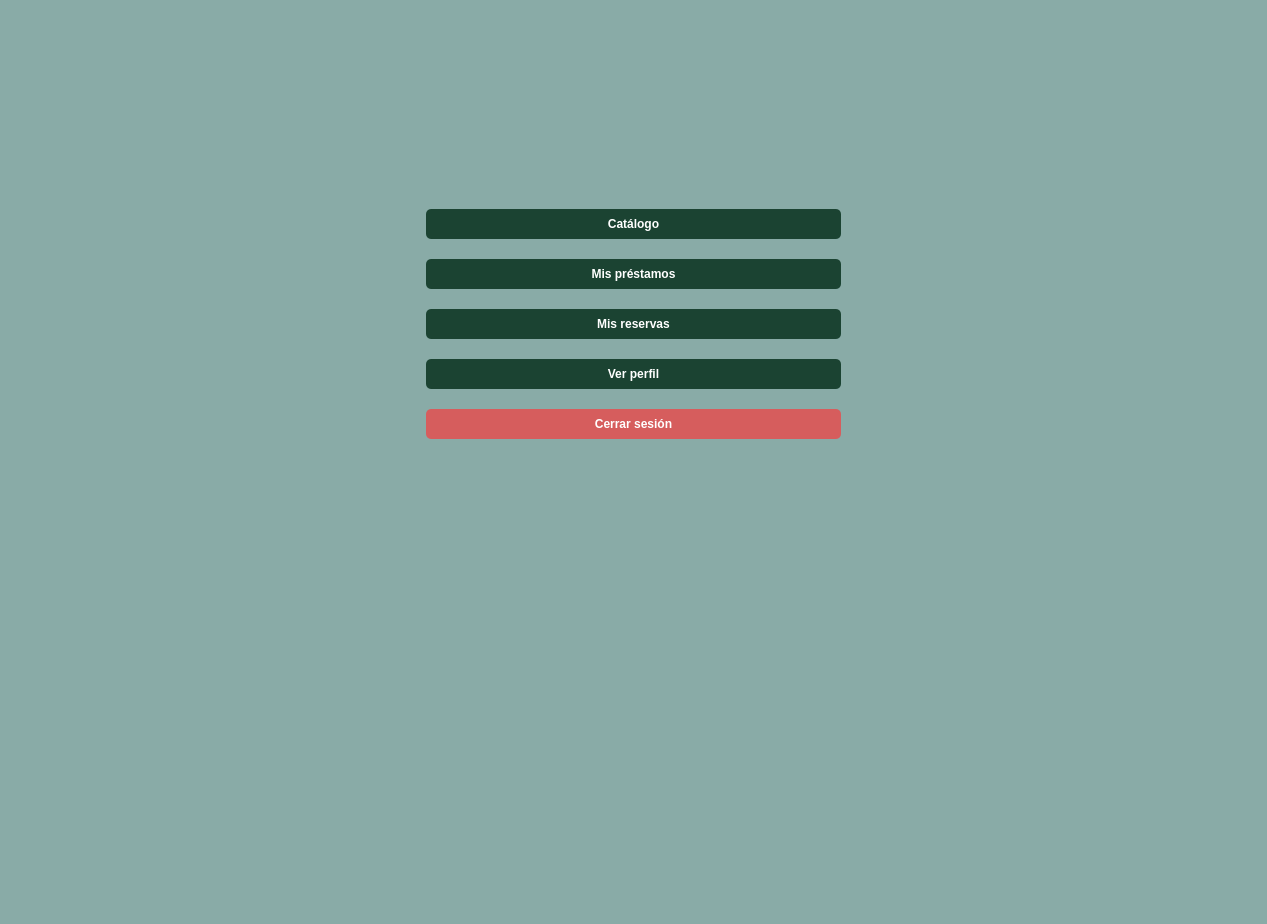
This is src/vista/Ui/VistaEstudiante.ui in ivantm1/proyecto-software as Qt 5 draws it before an edit. The edited form follows.
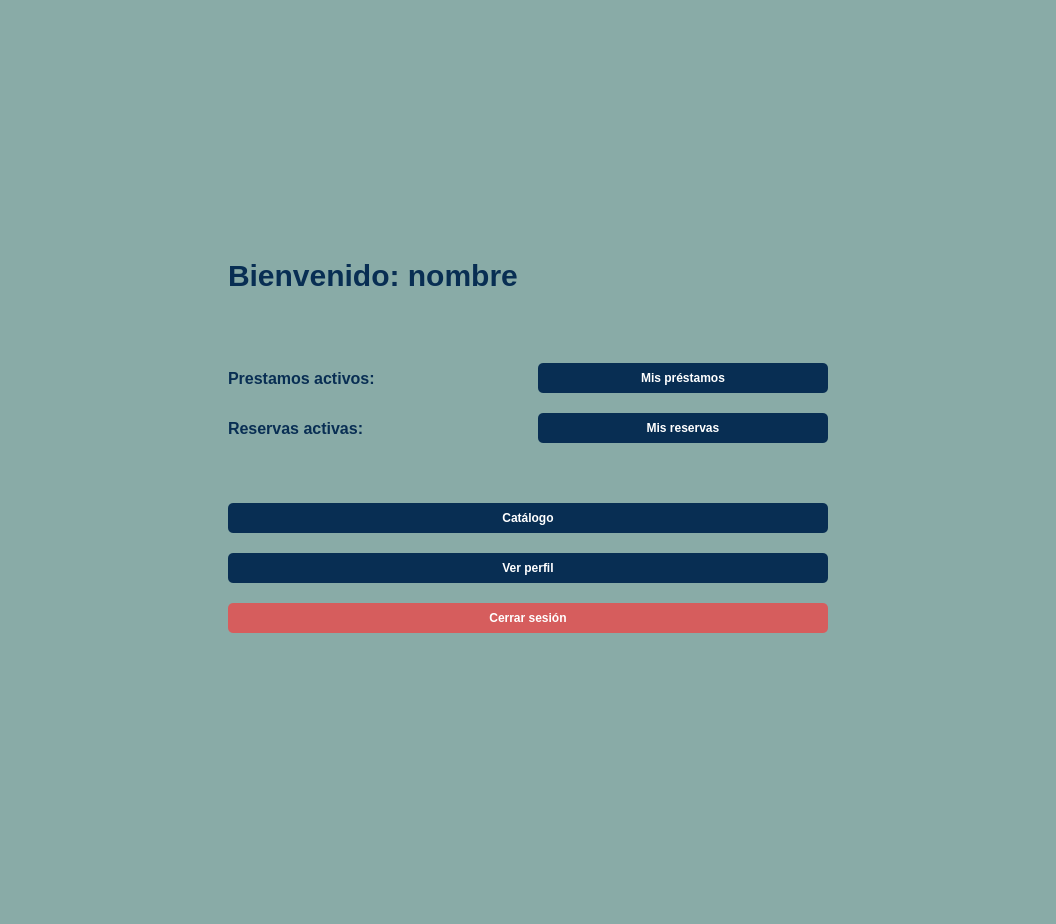
This is the edited form. Icons and pictures are not drawn.

Commit message: "Cambios en vista estudiante"

```diff
--- a/src/vista/Ui/VistaEstudiante.ui
+++ b/src/vista/Ui/VistaEstudiante.ui
@@ -6,7 +6,7 @@
    <rect>
     <x>0</x>
     <y>0</y>
-    <width>1267</width>
+    <width>1056</width>
     <height>924</height>
    </rect>
   </property>
@@ -45,7 +45,7 @@
       <enum>QLayout::SetMinAndMaxSize</enum>
      </property>
      <item>
-      <spacer name="verticalSpacer">
+      <spacer name="verticalSpacer_4">
        <property name="orientation">
         <enum>Qt::Vertical</enum>
        </property>
@@ -58,15 +58,9 @@
       </spacer>
      </item>
      <item>
-      <layout class="QHBoxLayout" name="horizontalLayout_11">
-       <property name="topMargin">
-        <number>20</number>
-       </property>
-       <property name="bottomMargin">
-        <number>20</number>
-       </property>
+      <layout class="QHBoxLayout" name="horizontalLayout_4">
        <item>
-        <spacer name="horizontalSpacer_3">
+        <spacer name="horizontalSpacer_4">
          <property name="orientation">
           <enum>Qt::Horizontal</enum>
          </property>
@@ -79,14 +73,17 @@
         </spacer>
        </item>
        <item>
-        <widget class="QLabel" name="imagen_ule">
-         <property name="enabled">
-          <bool>true</bool>
+        <widget class="QLabel" name="label_4">
+         <property name="sizePolicy">
+          <sizepolicy hsizetype="Fixed" vsizetype="Preferred">
+           <horstretch>0</horstretch>
+           <verstretch>0</verstretch>
+          </sizepolicy>
          </property>
          <property name="maximumSize">
           <size>
-           <width>260</width>
-           <height>200</height>
+           <width>200</width>
+           <height>180</height>
           </size>
          </property>
          <property name="text">
@@ -98,10 +95,13 @@
          <property name="scaledContents">
           <bool>true</bool>
          </property>
+         <property name="alignment">
+          <set>Qt::AlignCenter</set>
+         </property>
         </widget>
        </item>
        <item>
-        <spacer name="horizontalSpacer_4">
+        <spacer name="horizontalSpacer_3">
          <property name="orientation">
           <enum>Qt::Horizontal</enum>
          </property>
@@ -115,33 +115,73 @@
        </item>
       </layout>
      </item>
+     <item>
+      <spacer name="verticalSpacer_6">
+       <property name="orientation">
+        <enum>Qt::Vertical</enum>
+       </property>
+       <property name="sizeHint" stdset="0">
+        <size>
+         <width>20</width>
+         <height>40</height>
+        </size>
+       </property>
+      </spacer>
+     </item>
+     <item>
+      <layout class="QHBoxLayout" name="horizontalLayout_11">
+       <property name="topMargin">
+        <number>20</number>
+       </property>
+       <property name="bottomMargin">
+        <number>20</number>
+       </property>
+       <item>
+        <widget class="QLabel" name="linea_nombre">
+         <property name="styleSheet">
+          <string notr="true">font-family: 'Segoe UI', sans-serif;
+font-size: 30px;
+font-weight: bold;
+color: #082e53; </string>
+         </property>
+         <property name="text">
+          <string>Bienvenido: nombre</string>
+         </property>
+        </widget>
+       </item>
+      </layout>
+     </item>
+     <item>
+      <spacer name="verticalSpacer_3">
+       <property name="orientation">
+        <enum>Qt::Vertical</enum>
+       </property>
+       <property name="sizeType">
+        <enum>QSizePolicy::Preferred</enum>
+       </property>
+       <property name="sizeHint" stdset="0">
+        <size>
+         <width>20</width>
+         <height>30</height>
+        </size>
+       </property>
+      </spacer>
+     </item>
      <item>
       <layout class="QVBoxLayout" name="verticalLayout_4"/>
      </item>
      <item>
-      <widget class="QPushButton" name="boton_catalogo">
+      <layout class="QHBoxLayout" name="horizontalLayout_2">
+       <item>
+        <widget class="QLabel" name="linea_prestamos">
        <property name="styleSheet">
-        <string notr="true">QPushButton {
-    background-color: #1B4332; 
-    color: white;  
-    border-radius: 5px; 
-    padding: 8px;  
-    font-weight: bold;
-}
-
-QPushButton:hover {
-    background-color: #2D6A4F; 
-}
-
-QPushButton:pressed {
-    background-color: #081C15; 
-}</string>
+          <string notr="true">font-family: 'Segoe UI', sans-serif;
+font-size: 16px;
+font-weight: bold;
+color: #082e53; </string>
        </property>
        <property name="text">
-        <string>Catálogo</string>
-       </property>
-       <property name="autoDefault">
-        <bool>false</bool>
+          <string>Prestamos activos:</string>
        </property>
       </widget>
      </item>
@@ -149,7 +189,7 @@
       <widget class="QPushButton" name="boton_prestamos">
        <property name="styleSheet">
         <string notr="true">QPushButton {
-    background-color: #1B4332; 
+    background-color: #082e53; 
     color: white;  
     border-radius: 5px; 
     padding: 8px;  
@@ -172,11 +212,28 @@
        </property>
       </widget>
      </item>
+      </layout>
+     </item>
+     <item>
+      <layout class="QHBoxLayout" name="horizontalLayout">
+       <item>
+        <widget class="QLabel" name="linea_reservas">
+         <property name="styleSheet">
+          <string notr="true">font-family: 'Segoe UI', sans-serif;
+font-size: 16px;
+font-weight: bold;
+color: #082e53; </string>
+         </property>
+         <property name="text">
+          <string>Reservas activas:</string>
+         </property>
+        </widget>
+       </item>
      <item>
       <widget class="QPushButton" name="boton_reservas">
        <property name="styleSheet">
         <string notr="true">QPushButton {
-    background-color: #1B4332; 
+    background-color: #082e53; 
     color: white;  
     border-radius: 5px; 
     padding: 8px;  
@@ -199,11 +256,62 @@
        </property>
       </widget>
      </item>
+      </layout>
+     </item>
+     <item>
+      <spacer name="verticalSpacer">
+       <property name="orientation">
+        <enum>Qt::Vertical</enum>
+       </property>
+       <property name="sizeType">
+        <enum>QSizePolicy::Preferred</enum>
+       </property>
+       <property name="sizeHint" stdset="0">
+        <size>
+         <width>20</width>
+         <height>40</height>
+        </size>
+       </property>
+      </spacer>
+     </item>
+     <item>
+      <widget class="QPushButton" name="boton_catalogo">
+       <property name="minimumSize">
+        <size>
+         <width>600</width>
+         <height>0</height>
+        </size>
+       </property>
+       <property name="styleSheet">
+        <string notr="true">QPushButton {
+    background-color: #082e53; 
+    color: white;  
+    border-radius: 5px; 
+    padding: 8px;  
+    font-weight: bold;
+}
+
+QPushButton:hover {
+    background-color: #1b5084; 
+}
+
+QPushButton:pressed {
+    background-color: #031324; 
+}</string>
+       </property>
+       <property name="text">
+        <string>Catálogo</string>
+       </property>
+       <property name="autoDefault">
+        <bool>false</bool>
+       </property>
+      </widget>
+     </item>
      <item>
       <widget class="QPushButton" name="boton_perfil">
        <property name="styleSheet">
         <string notr="true">QPushButton {
-    background-color: #1B4332; 
+    background-color: #082e53; 
     color: white;  
     border-radius: 5px; 
     padding: 8px;  
@@ -280,19 +388,6 @@
        </property>
       </spacer>
      </item>
-     <item>
-      <spacer name="verticalSpacer_6">
-       <property name="orientation">
-        <enum>Qt::Vertical</enum>
-       </property>
-       <property name="sizeHint" stdset="0">
-        <size>
-         <width>20</width>
-         <height>40</height>
-        </size>
-       </property>
-      </spacer>
-     </item>
      <item>
       <spacer name="verticalSpacer_2">
        <property name="orientation">
@@ -309,21 +404,17 @@
     </layout>
    </item>
    <item>
-    <layout class="QHBoxLayout" name="horizontalLayout_4">
-     <item>
       <spacer name="horizontalSpacer_2">
        <property name="orientation">
         <enum>Qt::Horizontal</enum>
        </property>
        <property name="sizeHint" stdset="0">
         <size>
-         <width>40</width>
+       <width>209</width>
          <height>20</height>
         </size>
        </property>
       </spacer>
-     </item>
-    </layout>
    </item>
   </layout>
  </widget>
```
Left out of the diff: 14 changed lines with no effect on the pictures. Lines whose indentation alone changed are shown as unchanged. The commit also changes 1 other file.
